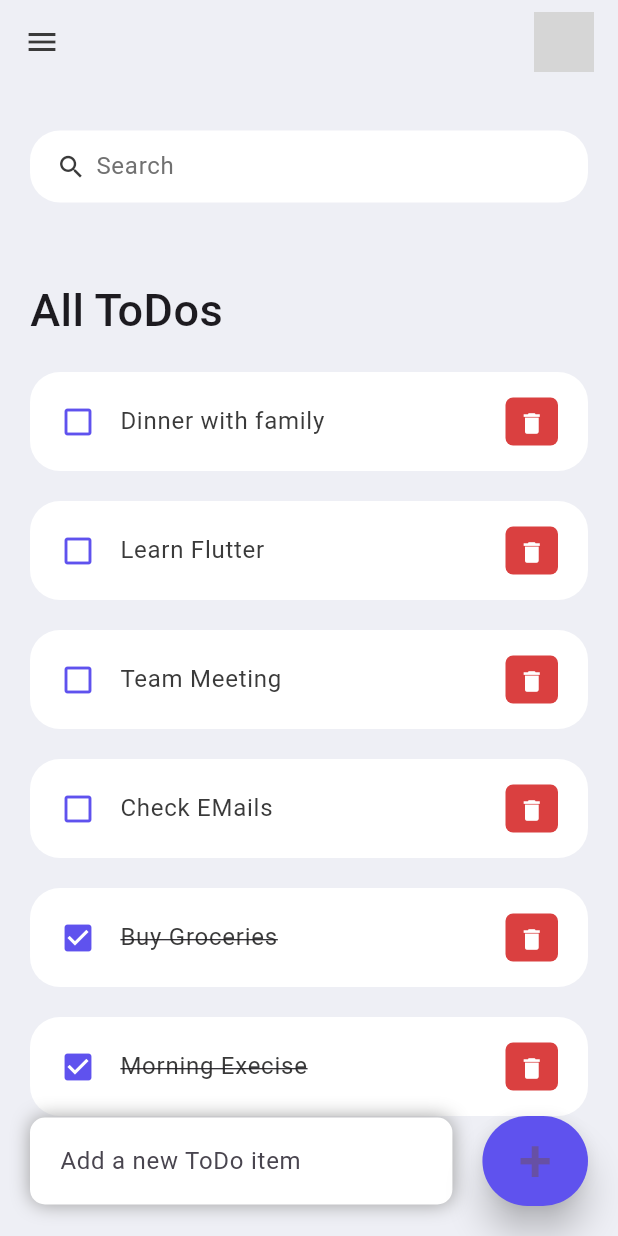
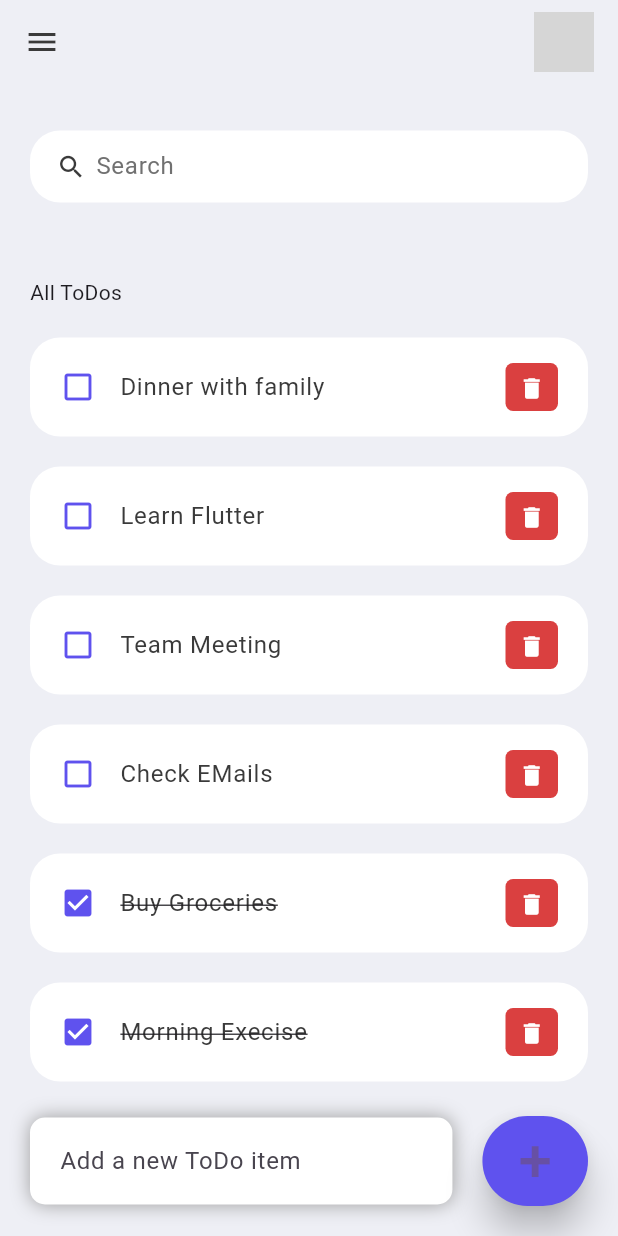
Before and after one commit to SandeepVishwakarma06/ToDoApp-Repo, a Flutter app: the screen it shows after launch, on a phone screen of 412 x 824 dp. Run offline on Flutter 3.47's test engine with Material 3 defaults, Android fonts, the phone set to English and light mode, and no system bars; grey boxes are pictures that could not be loaded.

Commit message:
Second Comment

```diff
--- a/lib/screens/home.dart
+++ b/lib/screens/home.dart
@@ -45,8 +45,8 @@ class _ToDoAppState extends State<ToDoApp> {
                         margin: const EdgeInsets.only(top: 50, bottom: 20),
                         child: Text(
                           "All ToDos",
-                          style: TextStyle(
-                              fontSize: 30, fontWeight: FontWeight.w500),
+                          // style: TextStyle(
+                          //     fontSize: 30, fontWeight: FontWeight.w500),
                         ),
                       ),
                       for (ToDo todo in _foundToDo.reversed)
```
